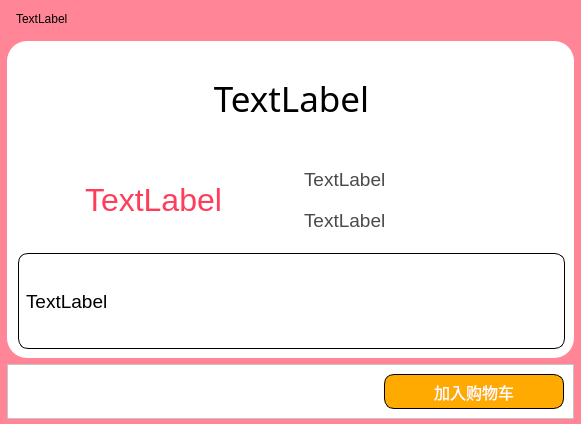
Before: the Qt Designer form Client/Shop/productpage.ui in Eva-483650/ShoppingMall, drawn with Qt 5.
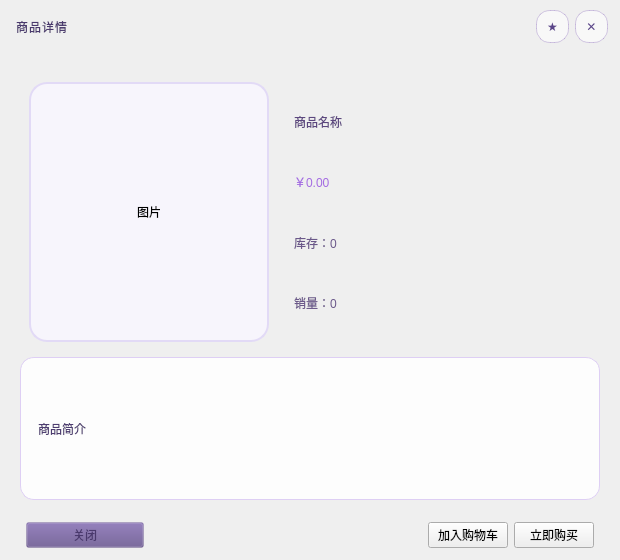
After: the same form once the commit is applied.

Commit message: 主页，商品，购物车

```diff
--- a/Client/Shop/productpage.ui
+++ b/Client/Shop/productpage.ui
@@ -6,184 +6,275 @@
    <rect>
     <x>0</x>
     <y>0</y>
-    <width>581</width>
-    <height>424</height>
+    <width>620</width>
+    <height>560</height>
    </rect>
   </property>
-  <property name="sizePolicy">
-   <sizepolicy hsizetype="Preferred" vsizetype="Preferred">
-    <horstretch>0</horstretch>
-    <verstretch>1</verstretch>
-   </sizepolicy>
-  </property>
-  <property name="maximumSize">
-   <size>
-    <width>960</width>
-    <height>1577215</height>
-   </size>
-  </property>
   <property name="windowTitle">
    <string>Form</string>
   </property>
   <property name="styleSheet">
-   <string notr="true">background-color:rgb(255, 133, 151);</string>
+   <string notr="true">
+QWidget#ProductPage {
+    background: qlineargradient(spread:pad,x1:0,y1:0,x2:1,y2:1,
+               stop:0 #ede9fb, stop:0.45 #e0d4f8, stop:1 #c5b3ef);
+    border-radius:20px;
+    font-family:&quot;微软雅黑&quot;;
+    color:#4f407a;
+}
+#widget_titleBar {
+    background: qlineargradient(spread:pad,x1:0,y1:0,x2:1,y2:0,
+               stop:0 #d8c8f3, stop:1 #c4b0ec);
+    border-top-left-radius:20px;
+    border-top-right-radius:20px;
+}
+QLabel#lab_title {
+    font: 600 19px &quot;微软雅黑&quot;;
+    color:#4a396d;
+    letter-spacing:1px;
+}
+QToolButton#btn_close, QToolButton#btn_fav {
+    background: rgba(255,255,255,0.55);
+    border:1px solid rgba(140,110,190,0.35);
+    border-radius:14px;
+    width:28px;
+    height:28px;
+    font: 700 14px &quot;微软雅黑&quot;;
+    color:#5a4588;
+}
+QToolButton#btn_close:hover { background:#ff6b81; color:#fff; border-color:#ff6b81; }
+QToolButton#btn_fav[checked=&quot;true&quot;] {
+    background:#ffce5d;
+    color:#744f00;
+    border-color:#e0a93d;
+}
+
+QLabel#lab_pic {
+    background:#f7f5fc;
+    border:2px solid #e2daf6;
+    border-radius:18px;
+}
+
+QLabel#lab_name {
+    font: 700 26px &quot;微软雅黑&quot;;
+    color:#5c477f;
+}
+QLabel#lab_price {
+    font: 700 24px &quot;微软雅黑&quot;;
+    color:#a46be2;
+}
+QLabel#lab_amount, QLabel#lab_sales {
+    font: 12pt &quot;微软雅黑&quot;;
+    color:#6b588a;
+}
+QLabel#lab_about {
+    background: rgba(255,255,255,0.85);
+    border:1px solid #decff4;
+    border-radius:14px;
+    padding:12px 14px;
+    font: 11.5pt &quot;微软雅黑&quot;;
+    color:#4d3c70;
+}
+
+#widget_actions {
+    background: transparent;
+    border-bottom-left-radius:20px;
+    border-bottom-right-radius:20px;
+}
+
+QPushButton.actionBtn {
+    background: qlineargradient(spread:pad,x1:1,y1:0,x2:0,y2:1,
+               stop:0 #bfa8f2,stop:1 #a485dd);
+    color:#fff;
+    border:none;
+    border-radius:18px;
+    padding:10px 30px;
+    font: 600 14px &quot;微软雅黑&quot;;
+    min-width:130px;
+}
+QPushButton.actionBtn:hover {
+    background:#9d76d6;
+}
+QPushButton.actionBtn:pressed {
+    background:#885ec8;
+}
+QPushButton#btn_buy {
+    background: qlineargradient(spread:pad,x1:0,y1:0,x2:1,y2:1,
+               stop:0 #ffbb6b, stop:1 #ff9966);
+}
+QPushButton#btn_buy:hover { background:#ff9a43; }
+QPushButton#btn_buy:pressed { background:#f27d1f; }
+
+QPushButton#btn_closePanel {
+    background:rgba(100,80,140,0.18);
+    color:#4a396d;
+    min-width:110px;
+}
+QPushButton#btn_closePanel:hover { background:rgba(100,80,140,0.32); }
+QPushButton#btn_closePanel:pressed { background:rgba(100,80,140,0.50); }
+   </string>
   </property>
   <layout class="QVBoxLayout" name="verticalLayout_2">
    <property name="leftMargin">
-    <number>7</number>
+    <number>0</number>
    </property>
    <property name="topMargin">
-    <number>3</number>
+    <number>0</number>
    </property>
    <property name="rightMargin">
-    <number>7</number>
+    <number>0</number>
    </property>
    <property name="bottomMargin">
-    <number>5</number>
+    <number>8</number>
    </property>
    <item>
-    <widget class="QWidget" name="widget_2" native="true">
-     <property name="sizePolicy">
-      <sizepolicy hsizetype="Preferred" vsizetype="Preferred">
-       <horstretch>0</horstretch>
-       <verstretch>0</verstretch>
-      </sizepolicy>
+    <layout class="QHBoxLayout" name="titleLayout">
+     <property name="leftMargin">
+      <number>16</number>
      </property>
-     <layout class="QHBoxLayout" name="horizontalLayout">
+     <property name="topMargin">
+      <number>10</number>
+     </property>
+     <property name="rightMargin">
+      <number>12</number>
+     </property>
+     <property name="bottomMargin">
+      <number>10</number>
+     </property>
+     <item>
+      <widget class="QLabel" name="lab_title">
+       <property name="text">
+        <string>商品详情</string>
+       </property>
+       <property name="alignment">
+        <set>Qt::AlignmentFlag::AlignLeading|Qt::AlignmentFlag::AlignLeft|Qt::AlignmentFlag::AlignVCenter</set>
+       </property>
+      </widget>
+     </item>
+     <item>
+      <spacer name="titleSpacer">
+       <property name="orientation">
+        <enum>Qt::Orientation::Horizontal</enum>
+       </property>
+       <property name="sizeHint" stdset="0">
+        <size>
+         <width>40</width>
+         <height>20</height>
+        </size>
+       </property>
+      </spacer>
+     </item>
+     <item>
+      <widget class="QToolButton" name="btn_fav">
+       <property name="toolTip">
+        <string>收藏 / 取消收藏</string>
+       </property>
+       <property name="text">
+        <string>★</string>
+       </property>
+       <property name="checkable">
+        <bool>true</bool>
+       </property>
+      </widget>
+     </item>
+     <item>
+      <widget class="QToolButton" name="btn_close">
+       <property name="toolTip">
+        <string>关闭</string>
+       </property>
+       <property name="text">
+        <string>✕</string>
+       </property>
+      </widget>
+     </item>
+    </layout>
+   </item>
+   <item>
+    <layout class="QVBoxLayout" name="contentLayout">
+     <property name="leftMargin">
+      <number>20</number>
+     </property>
+     <property name="topMargin">
+      <number>14</number>
+     </property>
+     <property name="rightMargin">
+      <number>20</number>
+     </property>
+     <property name="bottomMargin">
+      <number>10</number>
+     </property>
+     <item>
+      <widget class="QWidget" name="topInfo" native="true">
+       <layout class="QHBoxLayout" name="topInfoLayout">
+        <property name="spacing">
+         <number>16</number>
+        </property>
       <item>
        <widget class="QLabel" name="lab_pic">
-        <property name="sizePolicy">
-         <sizepolicy hsizetype="Preferred" vsizetype="Preferred">
-          <horstretch>0</horstretch>
-          <verstretch>0</verstretch>
-         </sizepolicy>
+          <property name="minimumSize">
+           <size>
+            <width>240</width>
+            <height>260</height>
+           </size>
         </property>
         <property name="maximumSize">
          <size>
-          <width>800</width>
-          <height>400</height>
+            <width>240</width>
+            <height>300</height>
          </size>
         </property>
         <property name="text">
-         <string>TextLabel</string>
-        </property>
-       </widget>
-      </item>
-     </layout>
-    </widget>
-   </item>
+           <string>图片</string>
+          </property>
+          <property name="alignment">
+           <set>Qt::AlignmentFlag::AlignCenter</set>
+          </property>
+         </widget>
+        </item>
    <item>
-    <widget class="QWidget" name="widget_3" native="true">
-     <property name="sizePolicy">
-      <sizepolicy hsizetype="Preferred" vsizetype="Preferred">
-       <horstretch>0</horstretch>
-       <verstretch>10</verstretch>
-      </sizepolicy>
-     </property>
-     <property name="styleSheet">
-      <string notr="true">background-color:white;
-border-radius: 20px;</string>
-     </property>
-     <layout class="QGridLayout" name="gridLayout">
-      <property name="leftMargin">
-       <number>11</number>
-      </property>
-      <item row="0" column="0" colspan="2">
+         <widget class="QWidget" name="widget_info" native="true">
+          <layout class="QVBoxLayout" name="verticalLayout_info">
+           <property name="spacing">
+            <number>0</number>
+           </property>
+           <item>
        <widget class="QLabel" name="lab_name">
-        <property name="font">
-         <font>
-          <family>华光文韵宋_CNKI</family>
-          <pointsize>26</pointsize>
-          <weight>50</weight>
-          <italic>false</italic>
-          <bold>false</bold>
-         </font>
-        </property>
-        <property name="styleSheet">
-         <string notr="true">font: 26pt &quot;华光文韵宋_CNKI&quot;;</string>
-        </property>
         <property name="text">
-         <string>TextLabel</string>
-        </property>
-        <property name="alignment">
-         <set>Qt::AlignCenter</set>
-        </property>
-        <property name="margin">
-         <number>5</number>
+              <string>商品名称</string>
         </property>
        </widget>
       </item>
-      <item row="1" column="0">
+           <item>
        <widget class="QLabel" name="lab_price">
-        <property name="font">
-         <font>
-          <pointsize>24</pointsize>
-         </font>
-        </property>
-        <property name="styleSheet">
-         <string notr="true">color:rgb(255, 61, 90);</string>
-        </property>
         <property name="text">
-         <string>TextLabel</string>
-        </property>
-        <property name="alignment">
-         <set>Qt::AlignCenter</set>
+              <string>￥0.00</string>
         </property>
        </widget>
       </item>
-      <item row="1" column="1">
-       <widget class="QWidget" name="widget" native="true">
-        <layout class="QVBoxLayout" name="verticalLayout">
          <item>
           <widget class="QLabel" name="lab_amount">
-           <property name="font">
-            <font>
-             <pointsize>14</pointsize>
-            </font>
-           </property>
-           <property name="styleSheet">
-            <string notr="true">color:rgb(74, 74, 74);</string>
-           </property>
            <property name="text">
-            <string>TextLabel</string>
+              <string>库存：0</string>
            </property>
           </widget>
          </item>
          <item>
           <widget class="QLabel" name="lab_sales">
-           <property name="font">
-            <font>
-             <pointsize>14</pointsize>
-            </font>
-           </property>
-           <property name="styleSheet">
-            <string notr="true">color:rgb(74, 74, 74);</string>
-           </property>
            <property name="text">
-            <string>TextLabel</string>
+              <string>销量：0</string>
            </property>
           </widget>
          </item>
         </layout>
        </widget>
       </item>
-      <item row="2" column="0" colspan="2">
+       </layout>
+      </widget>
+     </item>
+     <item>
        <widget class="QLabel" name="lab_about">
-        <property name="enabled">
-         <bool>true</bool>
-        </property>
-        <property name="font">
-         <font>
-          <pointsize>14</pointsize>
-         </font>
-        </property>
-        <property name="styleSheet">
-         <string notr="true">border:1px solid;
-border-radius: 10px;
-padding: 2px;</string>
-        </property>
         <property name="text">
-         <string>TextLabel</string>
+        <string>商品简介</string>
         </property>
         <property name="wordWrap">
          <bool>true</bool>
@@ -191,77 +282,65 @@
        </widget>
       </item>
      </layout>
-    </widget>
    </item>
    <item>
-    <widget class="QFrame" name="frame">
+    <layout class="QHBoxLayout" name="actionsLayout">
+     <property name="leftMargin">
+      <number>26</number>
+     </property>
+     <property name="topMargin">
+      <number>6</number>
+     </property>
+     <property name="rightMargin">
+      <number>26</number>
+     </property>
+     <property name="bottomMargin">
+      <number>4</number>
+     </property>
+     <item>
+      <widget class="QPushButton" name="btn_closePanel">
      <property name="styleSheet">
-      <string notr="true">background-color:white;</string>
-     </property>
-     <property name="frameShape">
-      <enum>QFrame::StyledPanel</enum>
-     </property>
-     <property name="frameShadow">
-      <enum>QFrame::Raised</enum>
-     </property>
-     <layout class="QHBoxLayout" name="horizontalLayout_2">
-      <item>
-       <widget class="QWidget" name="widget_4" native="true">
-        <property name="sizePolicy">
-         <sizepolicy hsizetype="Preferred" vsizetype="Preferred">
-          <horstretch>4</horstretch>
-          <verstretch>0</verstretch>
-         </sizepolicy>
+        <string notr="true">qproperty-class: actionBtn;</string>
+       </property>
+       <property name="text">
+        <string>关闭</string>
         </property>
        </widget>
       </item>
+     <item>
+      <spacer name="actionSpacer">
+       <property name="orientation">
+        <enum>Qt::Orientation::Horizontal</enum>
+       </property>
+       <property name="sizeHint" stdset="0">
+        <size>
+         <width>40</width>
+         <height>20</height>
+        </size>
+       </property>
+      </spacer>
+     </item>
       <item>
        <widget class="QPushButton" name="btn_cart">
-        <property name="sizePolicy">
-         <sizepolicy hsizetype="Preferred" vsizetype="Fixed">
-          <horstretch>2</horstretch>
-          <verstretch>0</verstretch>
-         </sizepolicy>
-        </property>
-        <property name="minimumSize">
-         <size>
-          <width>0</width>
-          <height>35</height>
-         </size>
-        </property>
-        <property name="maximumSize">
-         <size>
-          <width>16777215</width>
-          <height>80</height>
-         </size>
-        </property>
-        <property name="font">
-         <font>
-          <family>Adobe 黑体 Std R</family>
-          <pointsize>12</pointsize>
-          <weight>50</weight>
-          <bold>false</bold>
-         </font>
-        </property>
-        <property name="cursor">
-         <cursorShape>PointingHandCursor</cursorShape>
-        </property>
         <property name="styleSheet">
-         <string notr="true">border-radius: 10px;
-border: 1px solid;
-color:white;
-background-color:rgb(255, 170, 0);</string>
+        <string notr="true">qproperty-class: actionBtn;</string>
         </property>
         <property name="text">
          <string>加入购物车</string>
         </property>
-        <property name="flat">
-         <bool>false</bool>
+      </widget>
+     </item>
+     <item>
+      <widget class="QPushButton" name="btn_buy">
+       <property name="styleSheet">
+        <string notr="true">qproperty-class: actionBtn;</string>
+       </property>
+       <property name="text">
+        <string>立即购买</string>
         </property>
        </widget>
       </item>
      </layout>
-    </widget>
    </item>
   </layout>
  </widget>
```
Left out of the diff: 4 changed lines with no effect on the pictures. Lines whose indentation alone changed are shown as unchanged. The commit also changes 3457 other files.
